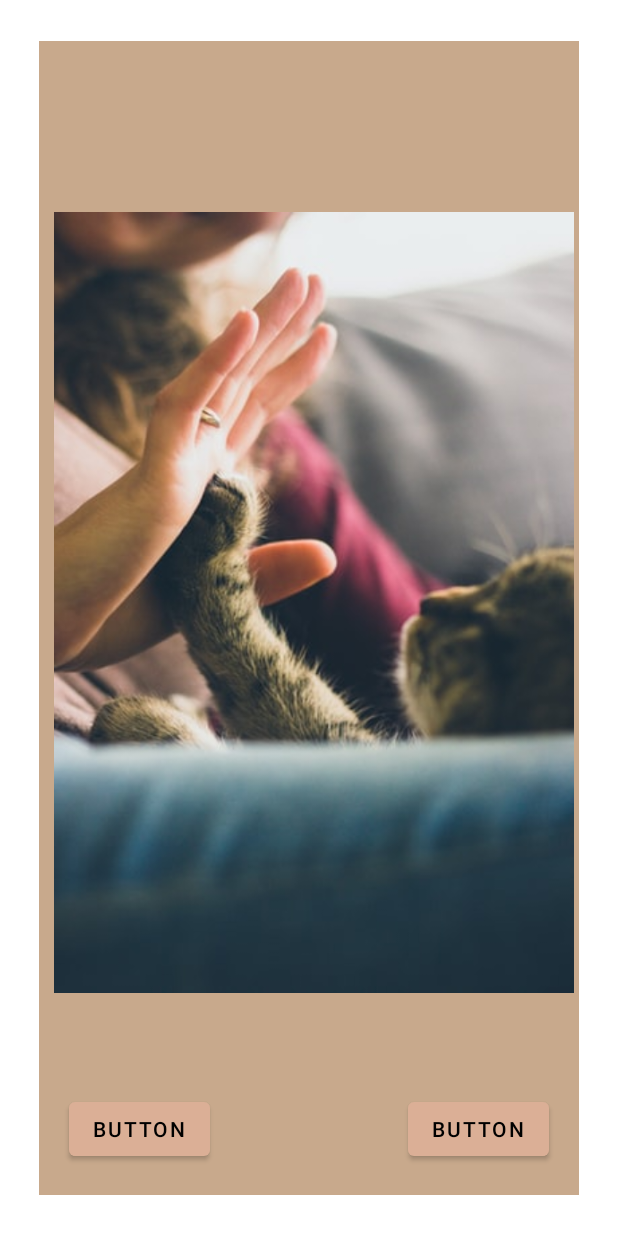
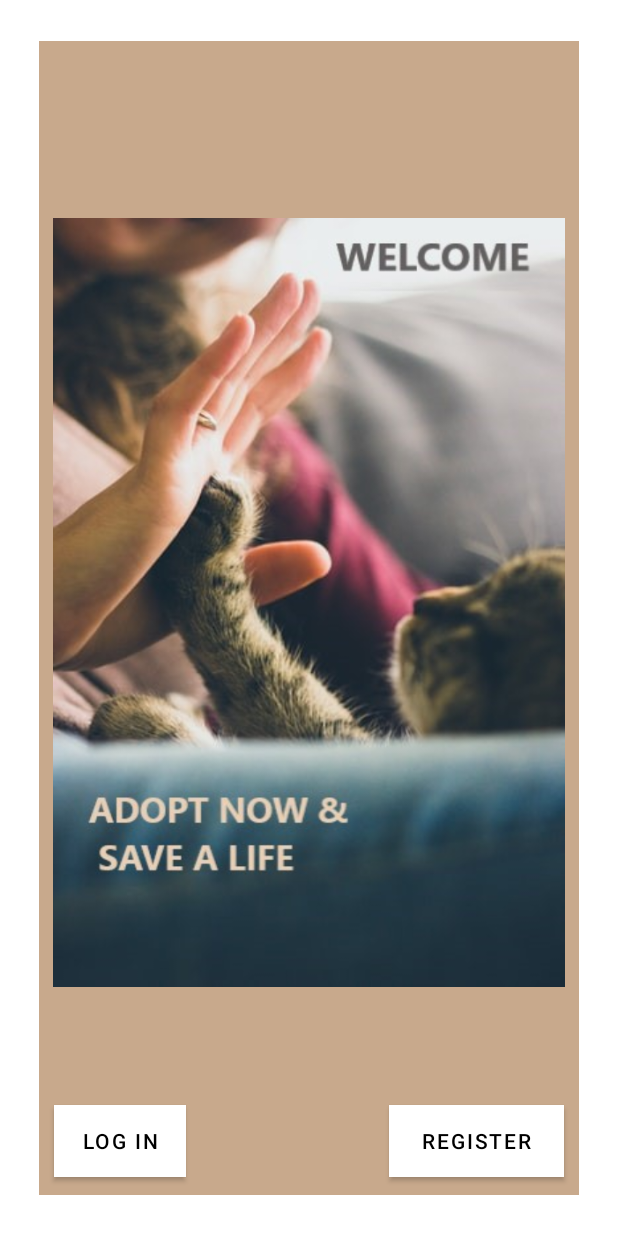
Before and after one commit to cristinapope/msaApp, an Android app: the screen it shows after launch (MainActivity), on a phone screen of 412 x 824 dp. Run offline under Robolectric (Android 15) with nearby library versions, the phone set to English and light mode, and no system bars.

Commit message:
Modified the theme of the main screen

```diff
--- a/app/src/main/res/layout/activity_main.xml
+++ b/app/src/main/res/layout/activity_main.xml
@@ -24,12 +24,12 @@
             android:layout_alignParentTop="true"
             android:layout_alignParentEnd="true"
             android:layout_alignParentBottom="true"
-            android:layout_marginStart="10dp"
+            android:layout_marginStart="9dp"
             android:layout_marginTop="45dp"
-            android:layout_marginEnd="3dp"
+            android:layout_marginEnd="9dp"
             android:layout_marginBottom="66dp"
             android:foregroundGravity="center"
-            android:src="@drawable/catbc" />
+            android:src="@drawable/catbccc" />
 
         <Button
             android:id="@+id/button"
@@ -37,12 +37,15 @@
             android:layout_height="wrap_content"
             android:layout_alignParentStart="true"
             android:layout_alignParentBottom="true"
-            android:layout_marginStart="20dp"
-            android:layout_marginBottom="20dp"
+            android:layout_marginStart="10dp"
+            android:layout_marginBottom="12dp"
+            android:background="@color/white"
             android:outlineSpotShadowColor="@color/black"
             android:shadowColor="@color/black"
-            android:text="Button"
-            android:textColor="@color/black" />
+            android:text="Log in"
+            android:textColor="@color/black"
+
+            />
 
         <Button
             android:id="@+id/button2"
@@ -50,12 +53,16 @@
             android:layout_height="wrap_content"
             android:layout_alignParentEnd="true"
             android:layout_alignParentBottom="true"
-            android:layout_marginEnd="20dp"
-            android:layout_marginBottom="20dp"
-            android:textColor="@color/black"
+            android:layout_marginStart="135dp"
+            android:layout_marginEnd="10dp"
+            android:layout_marginBottom="12dp"
+            android:layout_toEndOf="@+id/button"
+            android:background="@color/white"
+            android:outlineSpotShadowColor="@color/black"
             android:shadowColor="@color/black"
-            android:outlineSpotShadowColor="@color/black"
-            android:text="Button" />
+            android:text="Register"
+            android:textColorHighlight="@color/black"
+            android:textColor="@color/black" />
 
 
     </RelativeLayout>
--- a/app/src/main/res/values/themes.xml
+++ b/app/src/main/res/values/themes.xml
@@ -2,7 +2,7 @@
     <!-- Base application theme. -->
     <style name="Theme.AdoptApp" parent="Theme.MaterialComponents.DayNight.DarkActionBar">
         <!-- Primary brand color. -->
-        <item name="colorPrimary">@color/buttonColor</item>
+        <item name="colorPrimary">@color/white</item>
         <item name="colorPrimaryVariant">@color/nudebcg</item>
         <item name="buttonStyle">@color/buttonColor</item>
         <item name="colorOnPrimary">@color/white</item>
```
Also changed, not shown: app/src/main/res/drawable/catbccc.jpg (added).
